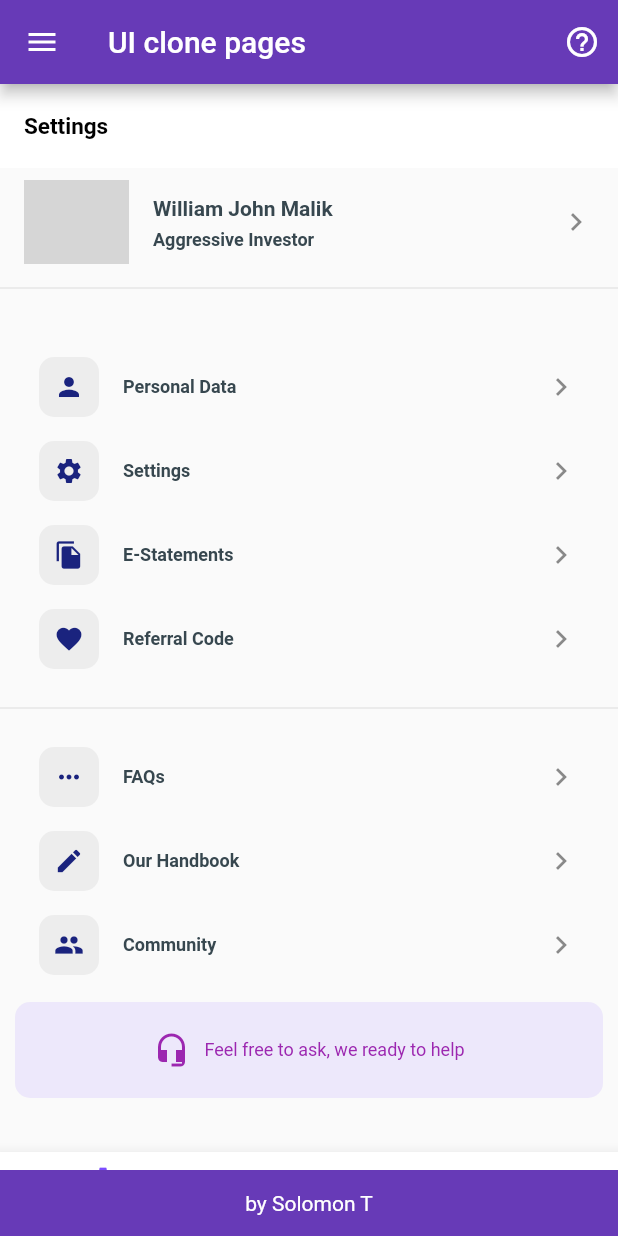
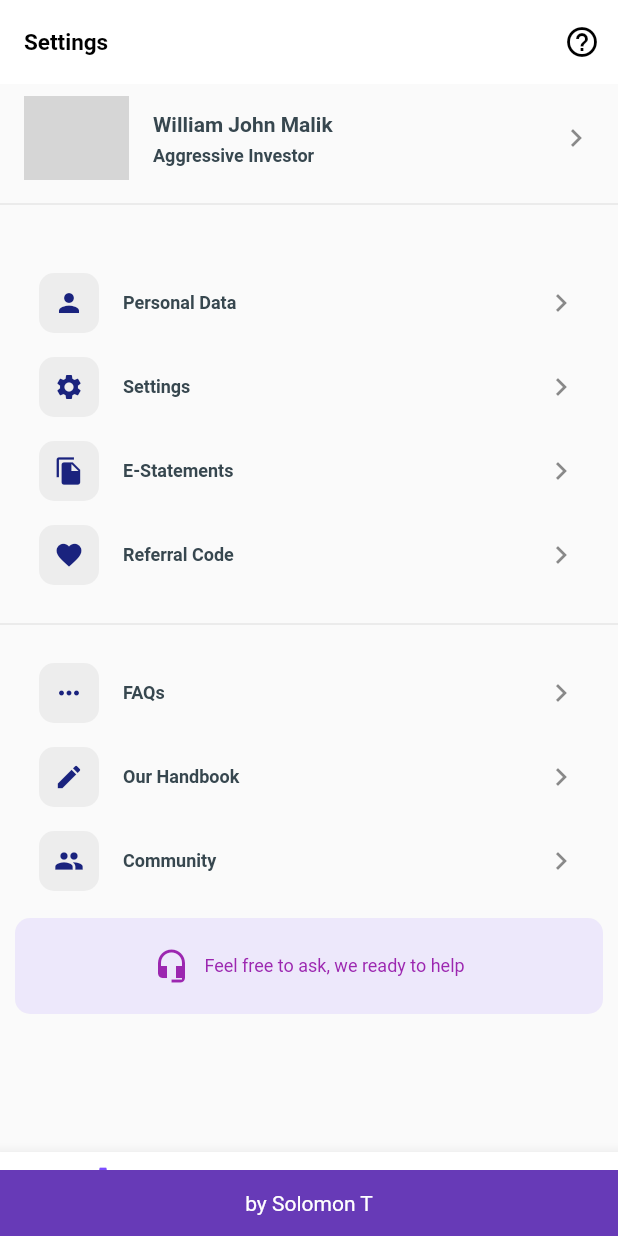
Before and after one commit to DesmondSol/UI-clone, a Flutter app: the screen it shows after launch, after a tap on the "help outline" icon, on a phone screen of 412 x 824 dp. Run offline on Flutter 3.47's test engine with Material 2 defaults, Android fonts, the phone set to English and light mode, and no system bars; our stand-ins replace fluttertoast; network calls fail; grey boxes are pictures that could not be loaded.

Commit message:
final touches

```diff
--- a/lib/main.dart
+++ b/lib/main.dart
@@ -113,51 +113,32 @@ class _MyHomePageState extends State<MyHomePage>
                   child: Scaffold(
                       backgroundColor: Colors.deepPurpleAccent[50],
                       key: _scaffoldKey,
-                      appBar: AppBar(
-                        brightness: Brightness.dark,
-                        leading: IconButton(
-                          icon: AnimatedIcon(
-                            icon: AnimatedIcons.arrow_menu,
-                            progress: animation,
-                          ),
-                          onPressed: () {
-                            if (isNavigationDrawerOpened) {
-                              controller.reverse();
-                              swipeAnimationKey.currentState
-                                  ?.hideNavigationDrawer();
-                            } else {
-                              controller.forward();
-                              swipeAnimationKey.currentState
-                                  ?.showNavigationDrawer();
-                            }
-                          },
-                        ),
-                        //title: Text("menuItems[currentPage].menuName"),
-                        backgroundColor: Theme.of(context).primaryColor,
-                        actions: <Widget>[
-                          IconButton(
-                            icon: const Icon(
-                              Icons.help_outline_sharp,
-                            ),
-                            tooltip: 'Help',
-                            onPressed: () {
-                              final snackBar = SnackBar(
-                                content: Text(
-                                  'by Solomon T',
-                                  textAlign: TextAlign.center,
-                                ),
-                                backgroundColor: Theme.of(context).primaryColor,
-                                //      duration: Duration(milliseconds: 200),
-                              );
-                              ScaffoldMessenger.of(context)
-                                  .showSnackBar(snackBar);
-                            },
-                          ),
-                        ],
-                        // leading: Icon(Icons.access_time_sharp),
-                        // leadingWidth: 70,
-                        title: const Text('UI clone pages'),
-                      ),
+                      // appBar: AppBar(
+                      //   brightness: Brightness.dark,
+                      //   leading: IconButton(
+                      //     icon: AnimatedIcon(
+                      //       icon: AnimatedIcons.arrow_menu,
+                      //       progress: animation,
+                      //     ),
+                      //     onPressed: () {
+                      //       if (isNavigationDrawerOpened) {
+                      //         controller.reverse();
+                      //         swipeAnimationKey.currentState
+                      //             ?.hideNavigationDrawer();
+                      //       } else {
+                      //         controller.forward();
+                      //         swipeAnimationKey.currentState
+                      //             ?.showNavigationDrawer();
+                      //       }
+                      //     },
+                      //   ),
+                      //   //title: Text("menuItems[currentPage].menuName"),
+                      //   backgroundColor: Theme.of(context).primaryColor,
+
+                      //   // leading: Icon(Icons.access_time_sharp),
+                      //   // leadingWidth: 70,
+                      //   title: const Text('UI clone pages'),
+                      // ),
                       body: BottomNavigationWidget()
                       // SafeArea(
                       //   child: Center(
--- a/lib/ui/widgets/bottom-nav-widget.dart
+++ b/lib/ui/widgets/bottom-nav-widget.dart
@@ -28,6 +28,33 @@ class _BottomNavigationWidgetState extends State<BottomNavigationWidget> {
           style: TextStyle(
               color: Colors.black, fontSize: 15, fontWeight: FontWeight.bold),
         ),
+        actions: <Widget>[
+          IconButton(
+            icon: const Icon(
+              Icons.help_outline_sharp,
+              color: Colors.black,
+            ),
+            tooltip: 'Help',
+            onPressed: () {
+              final snackBar = SnackBar(
+                content: Text(
+                  'by Solomon T',
+                  textAlign: TextAlign.center,
+                ),
+                backgroundColor: Theme.of(context).primaryColor,
+                //      duration: Duration(milliseconds: 200),
+              );
+              ScaffoldMessenger.of(context).showSnackBar(snackBar);
+              // Scaffold.of(context).showSnackBar(SnackBar(
+              //     duration: Duration(milliseconds: 500),
+              //     margin: EdgeInsets.all(10),
+              //     elevation: 0,
+              //     behavior: SnackBarBehavior.floating,
+              //     backgroundColor: Theme.of(context).primaryColor,
+              //     content: Text("by Solomon T")));
+            },
+          ),
+        ],
       ),
       body: [SettingsPage(), PersonalDataScreen(), CommunityPage()][_current],
       bottomNavigationBar: BottomNavigationBar(
```
